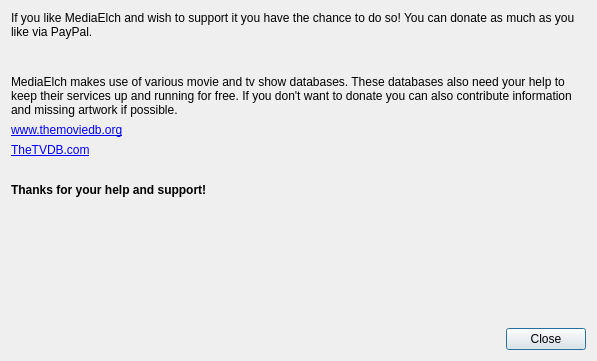
This is support/SupportDialog.ui in Komet/MediaElch as Qt 5 draws it before an edit. The edited form follows.
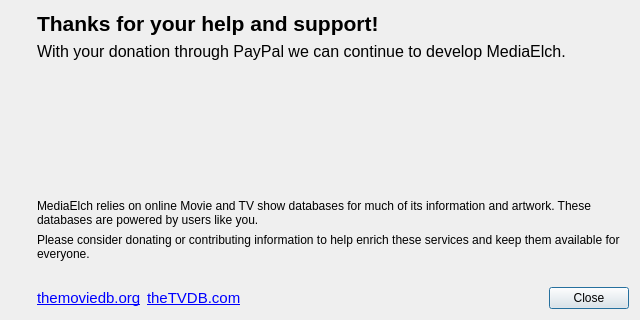
This is the edited form. Icons and pictures are not drawn.

Diff of the .ui file:
```diff
--- a/support/SupportDialog.ui
+++ b/support/SupportDialog.ui
@@ -9,8 +9,8 @@
    <rect>
     <x>0</x>
     <y>0</y>
-    <width>597</width>
-    <height>361</height>
+    <width>640</width>
+    <height>320</height>
    </rect>
   </property>
   <property name="windowTitle">
@@ -23,32 +23,16 @@
   <property name="modal">
    <bool>true</bool>
   </property>
+  <layout class="QHBoxLayout" name="horizontalLayout_2">
+   <item>
   <layout class="QVBoxLayout" name="verticalLayout">
-   <item>
-    <widget class="QLabel" name="label">
-     <property name="text">
-      <string>If you like MediaElch and wish to support it you have the chance to do so! You can donate as much as you like via PayPal.</string>
-     </property>
-     <property name="wordWrap">
-      <bool>true</bool>
-     </property>
-    </widget>
-   </item>
    <item>
     <widget class="QLabel" name="label_2">
      <property name="text">
-      <string>&lt;!DOCTYPE HTML PUBLIC &quot;-//W3C//DTD HTML 4.0//EN&quot; &quot;http://www.w3.org/TR/REC-html40/strict.dtd&quot;&gt;
-&lt;html&gt;&lt;head&gt;&lt;meta name=&quot;qrichtext&quot; content=&quot;1&quot; /&gt;&lt;style type=&quot;text/css&quot;&gt;
-p, li { white-space: pre-wrap; }
-&lt;/style&gt;&lt;/head&gt;&lt;body style=&quot; font-family:'Helvetica'; font-size:9pt; font-weight:400; font-style:normal;&quot;&gt;
-&lt;p style=&quot; margin-top:0px; margin-bottom:0px; margin-left:0px; margin-right:0px; -qt-block-indent:0; text-indent:0px;&quot;&gt;&lt;a href=&quot;https://www.paypal.com/cgi-bin/webscr?cmd=_s-xclick&amp;amp;hosted_button_id=6EU9GPSQ8PSUA&quot;&gt;&lt;img src=&quot;:/img/donate.gif&quot; /&gt;&lt;/a&gt;&lt;/p&gt;
-&lt;/body&gt;&lt;/html&gt;</string>
-     </property>
-     <property name="textFormat">
-      <enum>Qt::RichText</enum>
-     </property>
-     <property name="openExternalLinks">
-      <bool>true</bool>
+        <string/>
+       </property>
+       <property name="pixmap">
+        <pixmap resource="../MediaElch.qrc">:/img/support_dialog.png</pixmap>
      </property>
     </widget>
    </item>
@@ -57,68 +41,23 @@
      <property name="orientation">
       <enum>Qt::Vertical</enum>
      </property>
-     <property name="sizeType">
-      <enum>QSizePolicy::Fixed</enum>
-     </property>
      <property name="sizeHint" stdset="0">
       <size>
        <width>20</width>
-       <height>10</height>
+         <height>40</height>
       </size>
      </property>
     </spacer>
    </item>
-   <item>
-    <widget class="QLabel" name="label_3">
-     <property name="text">
-      <string>MediaElch makes use of various movie and tv show databases. These databases also need your help to keep their services up and running for free. If you don't want to donate you can also contribute information and missing artwork if possible.</string>
-     </property>
-     <property name="wordWrap">
-      <bool>true</bool>
-     </property>
-    </widget>
+    </layout>
    </item>
    <item>
-    <widget class="QLabel" name="label_4">
-     <property name="text">
-      <string>&lt;a href=&quot;http://www.themoviedb.org&quot;&gt;www.themoviedb.org&lt;/a&gt;
-</string>
-     </property>
-     <property name="openExternalLinks">
-      <bool>true</bool>
-     </property>
-    </widget>
-   </item>
+    <layout class="QVBoxLayout" name="verticalLayout_3">
    <item>
-    <widget class="QLabel" name="label_5">
-     <property name="text">
-      <string>&lt;a href=&quot;http://www.thetvdb.com&quot;&gt;TheTVDB.com&lt;/a&gt;</string>
-     </property>
-     <property name="openExternalLinks">
-      <bool>true</bool>
-     </property>
-    </widget>
-   </item>
-   <item>
-    <spacer name="verticalSpacer_3">
-     <property name="orientation">
-      <enum>Qt::Vertical</enum>
-     </property>
-     <property name="sizeType">
-      <enum>QSizePolicy::Fixed</enum>
-     </property>
-     <property name="sizeHint" stdset="0">
-      <size>
-       <width>20</width>
-       <height>20</height>
-      </size>
-     </property>
-    </spacer>
-   </item>
-   <item>
-    <widget class="QLabel" name="label_6">
+      <widget class="QLabel" name="label">
      <property name="font">
       <font>
+         <pointsize>16</pointsize>
        <weight>75</weight>
        <bold>true</bold>
       </font>
@@ -128,6 +67,48 @@
      </property>
     </widget>
    </item>
+     <item>
+      <widget class="QLabel" name="label_3">
+       <property name="font">
+        <font>
+         <pointsize>12</pointsize>
+         <weight>50</weight>
+         <bold>false</bold>
+        </font>
+       </property>
+       <property name="text">
+        <string>With your donation through PayPal we can continue to develop MediaElch.</string>
+       </property>
+      </widget>
+     </item>
+     <item>
+      <spacer name="verticalSpacer_3">
+       <property name="orientation">
+        <enum>Qt::Vertical</enum>
+       </property>
+       <property name="sizeHint" stdset="0">
+        <size>
+         <width>20</width>
+         <height>40</height>
+        </size>
+       </property>
+      </spacer>
+     </item>
+     <item>
+      <widget class="QLabel" name="label_4">
+       <property name="text">
+        <string>&lt;!DOCTYPE HTML PUBLIC &quot;-//W3C//DTD HTML 4.0//EN&quot; &quot;http://www.w3.org/TR/REC-html40/strict.dtd&quot;&gt;
+&lt;html&gt;&lt;head&gt;&lt;meta name=&quot;qrichtext&quot; content=&quot;1&quot; /&gt;&lt;style type=&quot;text/css&quot;&gt;
+p, li { white-space: pre-wrap; }
+&lt;/style&gt;&lt;/head&gt;&lt;body style=&quot; font-family:'Helvetica'; font-size:10pt; font-weight:400; font-style:normal;&quot;&gt;
+&lt;p style=&quot; margin-top:0px; margin-bottom:0px; margin-left:0px; margin-right:0px; -qt-block-indent:0; text-indent:0px;&quot;&gt;&lt;a href=&quot;https://www.paypal.com/cgi-bin/webscr?cmd=_s-xclick&amp;amp;hosted_button_id=6EU9GPSQ8PSUA&quot;&gt;&lt;img src=&quot;:/img/donate.gif&quot; /&gt;&lt;/a&gt;&lt;/p&gt;
+&lt;/body&gt;&lt;/html&gt;</string>
+       </property>
+       <property name="alignment">
+        <set>Qt::AlignCenter</set>
+       </property>
+      </widget>
+     </item>
    <item>
     <spacer name="verticalSpacer">
      <property name="orientation">
@@ -135,14 +116,32 @@
      </property>
      <property name="sizeHint" stdset="0">
       <size>
-       <width>0</width>
-       <height>0</height>
+         <width>20</width>
+         <height>40</height>
       </size>
      </property>
     </spacer>
    </item>
    <item>
-    <layout class="QHBoxLayout" name="horizontalLayout">
+      <widget class="QLabel" name="label_8">
+       <property name="text">
+        <string>MediaElch relies on online Movie and TV show databases for much of its information and artwork. These databases are powered by users like you.</string>
+       </property>
+       <property name="wordWrap">
+        <bool>true</bool>
+       </property>
+      </widget>
+     </item>
+     <item>
+      <widget class="QLabel" name="label_5">
+       <property name="text">
+        <string>Please consider donating or contributing information to help enrich these services and keep them available for everyone.</string>
+       </property>
+       <property name="wordWrap">
+        <bool>true</bool>
+       </property>
+      </widget>
+     </item>
      <item>
       <spacer name="horizontalSpacer">
        <property name="orientation">
@@ -157,11 +156,54 @@
       </spacer>
      </item>
      <item>
+      <layout class="QHBoxLayout" name="horizontalLayout_3">
+       <item>
+        <widget class="QLabel" name="label_6">
+         <property name="text">
+          <string>&lt;!DOCTYPE HTML PUBLIC &quot;-//W3C//DTD HTML 4.0//EN&quot; &quot;http://www.w3.org/TR/REC-html40/strict.dtd&quot;&gt;
+&lt;html&gt;&lt;head&gt;&lt;meta name=&quot;qrichtext&quot; content=&quot;1&quot; /&gt;&lt;style type=&quot;text/css&quot;&gt;
+p, li { white-space: pre-wrap; }
+&lt;/style&gt;&lt;/head&gt;&lt;body style=&quot; font-family:'Helvetica'; font-size:11pt; font-weight:400; font-style:normal;&quot;&gt;
+&lt;p style=&quot; margin-top:0px; margin-bottom:0px; margin-left:0px; margin-right:0px; -qt-block-indent:0; text-indent:0px;&quot;&gt;&lt;img src=&quot;:/img/tmdb.png&quot; /&gt;&lt;a href=&quot;http://www.themoviedb.org&quot;&gt;themoviedb.org&lt;/a&gt;
+&lt;/a&gt;&lt;/p&gt;
+&lt;/body&gt;&lt;/html&gt;</string>
+         </property>
+        </widget>
+       </item>
+       <item>
+        <widget class="QLabel" name="label_7">
+         <property name="text">
+          <string>&lt;!DOCTYPE HTML PUBLIC &quot;-//W3C//DTD HTML 4.0//EN&quot; &quot;http://www.w3.org/TR/REC-html40/strict.dtd&quot;&gt;
+&lt;html&gt;&lt;head&gt;&lt;meta name=&quot;qrichtext&quot; content=&quot;1&quot; /&gt;&lt;style type=&quot;text/css&quot;&gt;
+p, li { white-space: pre-wrap; }
+&lt;/style&gt;&lt;/head&gt;&lt;body style=&quot; font-family:'Helvetica'; font-size:11pt; font-weight:400; font-style:normal;&quot;&gt;
+&lt;p style=&quot; margin-top:0px; margin-bottom:0px; margin-left:0px; margin-right:0px; -qt-block-indent:0; text-indent:0px;&quot;&gt;&lt;img src=&quot;:/img/thetvdb.png&quot; /&gt;&lt;a href=&quot;http://www.thetvdb.com&quot;&gt;theTVDB.com&lt;/a&gt;
+&lt;/a&gt;&lt;/p&gt;
+&lt;/body&gt;&lt;/html&gt;</string>
+         </property>
+        </widget>
+       </item>
+       <item>
+        <spacer name="horizontalSpacer_2">
+         <property name="orientation">
+          <enum>Qt::Horizontal</enum>
+         </property>
+         <property name="sizeHint" stdset="0">
+          <size>
+           <width>40</width>
+           <height>20</height>
+          </size>
+         </property>
+        </spacer>
+       </item>
+       <item>
       <widget class="QPushButton" name="buttonClose">
        <property name="text">
         <string>Close</string>
        </property>
       </widget>
+       </item>
+      </layout>
      </item>
     </layout>
    </item>
```
Lines whose indentation alone changed are shown as unchanged.
